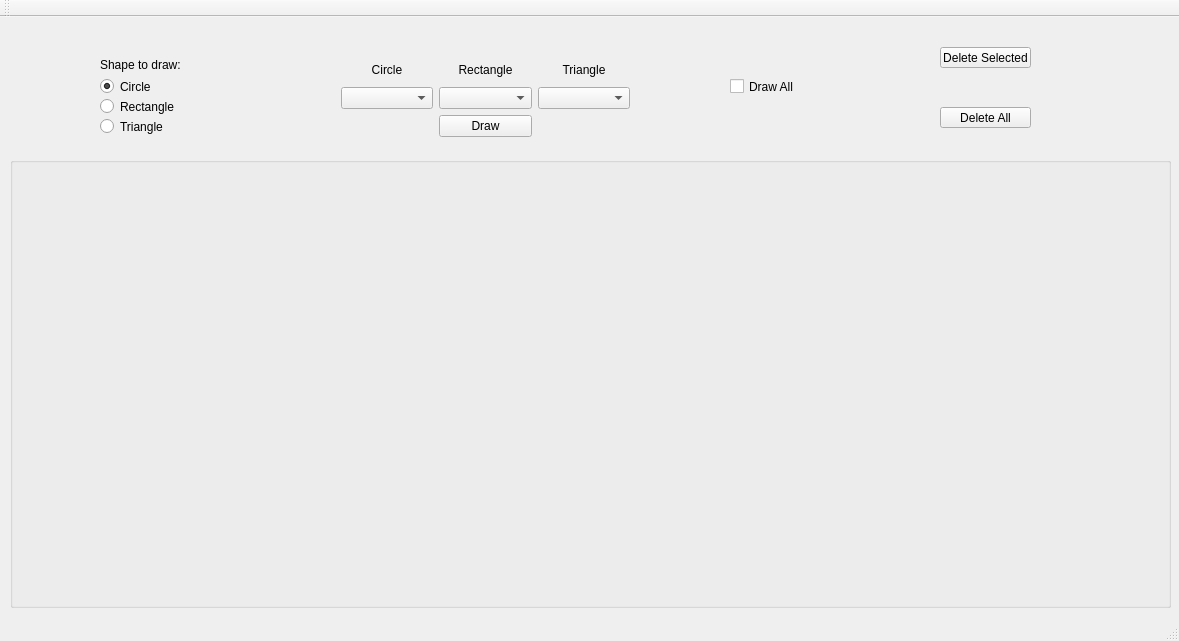
Before: the Qt Designer form mainwindow.ui in LaVestima/tcs-oop-ex4, drawn with Qt 5.
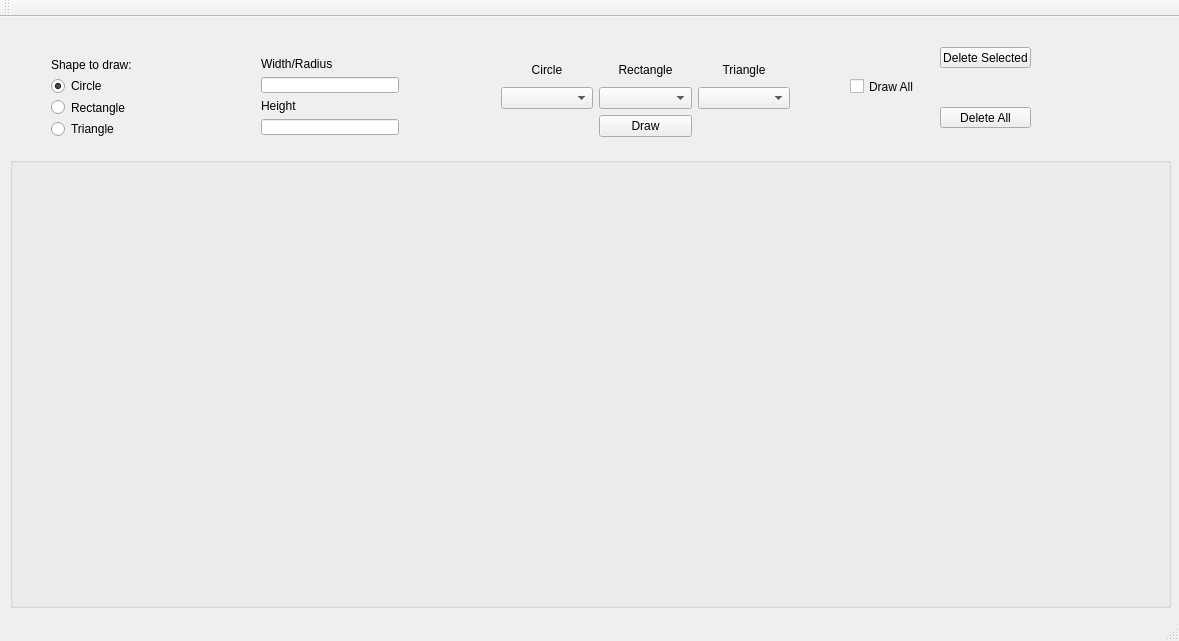
After: the same form once the commit is applied.

Commit message: Add possibility to define width, height of shapes

```diff
--- a/mainwindow.ui
+++ b/mainwindow.ui
@@ -17,7 +17,7 @@
    <widget class="QWidget" name="gridLayoutWidget">
     <property name="geometry">
      <rect>
-      <x>330</x>
+      <x>490</x>
       <y>30</y>
       <width>311</width>
       <height>101</height>
@@ -108,7 +108,7 @@
    <widget class="QCheckBox" name="checkBox">
     <property name="geometry">
      <rect>
-      <x>730</x>
+      <x>850</x>
       <y>60</y>
       <width>72</width>
       <height>19</height>
@@ -118,61 +118,6 @@
      <string>Draw All</string>
     </property>
    </widget>
-   <widget class="QRadioButton" name="radioButton_0">
-    <property name="geometry">
-     <rect>
-      <x>100</x>
-      <y>60</y>
-      <width>84</width>
-      <height>19</height>
-     </rect>
-    </property>
-    <property name="text">
-     <string>Circle</string>
-    </property>
-    <property name="checked">
-     <bool>true</bool>
-    </property>
-   </widget>
-   <widget class="QRadioButton" name="radioButton_2">
-    <property name="geometry">
-     <rect>
-      <x>100</x>
-      <y>100</y>
-      <width>84</width>
-      <height>19</height>
-     </rect>
-    </property>
-    <property name="text">
-     <string>Triangle</string>
-    </property>
-   </widget>
-   <widget class="QRadioButton" name="radioButton_1">
-    <property name="geometry">
-     <rect>
-      <x>100</x>
-      <y>80</y>
-      <width>84</width>
-      <height>19</height>
-     </rect>
-    </property>
-    <property name="text">
-     <string>Rectangle</string>
-    </property>
-   </widget>
-   <widget class="QLabel" name="label_5">
-    <property name="geometry">
-     <rect>
-      <x>100</x>
-      <y>40</y>
-      <width>81</width>
-      <height>16</height>
-     </rect>
-    </property>
-    <property name="text">
-     <string>Shape to draw:</string>
-    </property>
-   </widget>
    <widget class="QPushButton" name="deleteSelectedPushButton">
     <property name="geometry">
      <rect>
@@ -199,6 +144,81 @@
      <string>Delete All</string>
     </property>
    </widget>
+   <widget class="QWidget" name="gridLayoutWidget_2">
+    <property name="geometry">
+     <rect>
+      <x>40</x>
+      <y>30</y>
+      <width>111</width>
+      <height>101</height>
+     </rect>
+    </property>
+    <layout class="QGridLayout" name="gridLayout_2">
+     <item row="0" column="0">
+      <widget class="QLabel" name="label_5">
+       <property name="text">
+        <string>Shape to draw:</string>
+       </property>
+      </widget>
+     </item>
+     <item row="1" column="0">
+      <widget class="QRadioButton" name="radioButton_0">
+       <property name="text">
+        <string>Circle</string>
+       </property>
+       <property name="checked">
+        <bool>true</bool>
+       </property>
+      </widget>
+     </item>
+     <item row="2" column="0">
+      <widget class="QRadioButton" name="radioButton_1">
+       <property name="text">
+        <string>Rectangle</string>
+       </property>
+      </widget>
+     </item>
+     <item row="3" column="0">
+      <widget class="QRadioButton" name="radioButton_2">
+       <property name="text">
+        <string>Triangle</string>
+       </property>
+      </widget>
+     </item>
+    </layout>
+   </widget>
+   <widget class="QWidget" name="gridLayoutWidget_3">
+    <property name="geometry">
+     <rect>
+      <x>250</x>
+      <y>29</y>
+      <width>160</width>
+      <height>101</height>
+     </rect>
+    </property>
+    <layout class="QGridLayout" name="gridLayout_3">
+     <item row="1" column="0">
+      <widget class="QLineEdit" name="widthLineEdit"/>
+     </item>
+     <item row="3" column="0">
+      <widget class="QLineEdit" name="heightLineEdit"/>
+     </item>
+     <item row="0" column="0">
+      <widget class="QLabel" name="label_6">
+       <property name="text">
+        <string>Width/Radius</string>
+       </property>
+      </widget>
+     </item>
+     <item row="2" column="0">
+      <widget class="QLabel" name="label_7">
+       <property name="text">
+        <string>Height</string>
+       </property>
+      </widget>
+     </item>
+    </layout>
+   </widget>
   </widget>
   <widget class="QMenuBar" name="menuBar">
    <property name="geometry">
```
The commit also changes 8 other files.
